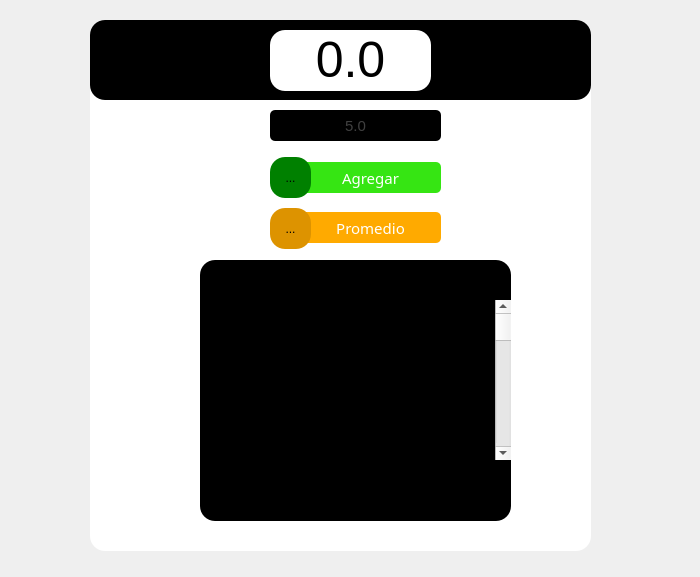
Above: notes_aplicacion/notes_2.ui from MiguelWow31/Notes before the change. Below: the same form after it.
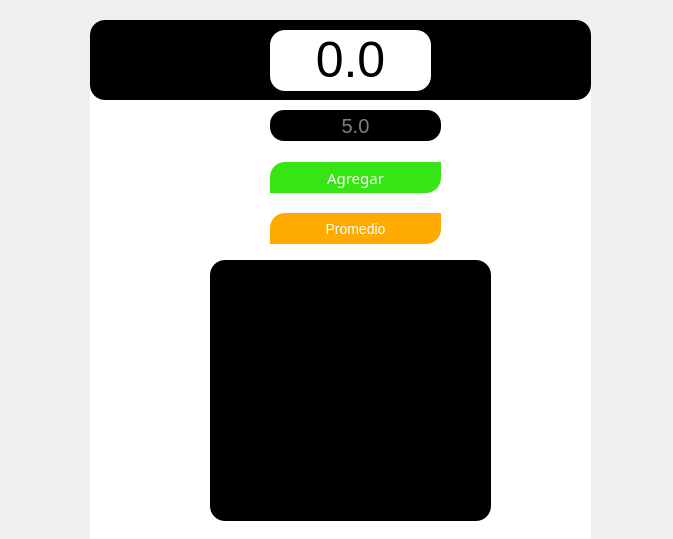
That is the form after the change. Icons and pictures are not drawn.

What changed in the file:
```diff
--- a/notes_aplicacion/notes_2.ui
+++ b/notes_aplicacion/notes_2.ui
@@ -6,22 +6,10 @@
    <rect>
     <x>0</x>
     <y>0</y>
-    <width>700</width>
-    <height>577</height>
+    <width>673</width>
+    <height>539</height>
    </rect>
   </property>
-  <property name="sizeIncrement">
-   <size>
-    <width>700</width>
-    <height>600</height>
-   </size>
-  </property>
-  <property name="baseSize">
-   <size>
-    <width>700</width>
-    <height>600</height>
-   </size>
-  </property>
   <property name="windowTitle">
    <string>Dialog</string>
   </property>
@@ -46,16 +34,23 @@
 
 }
 
-#entrada {
-border-radius: 5px;
-color: gray;
-font-size: 15px;
-background-color: black;
+#entrada{
+color: white;
+font-size: 20px;
+background: black;
+border-radius: 14px;
+}
+
+#entrada:focus {
+background: white;
+border: 2px solid black;
+color: black;
 }
 
 #anadir {
 background-color: #36E513;
-border-radius: 5px;
+border-bottom-right-radius: 15px;
+border-top-left-radius: 15px;
 color: white;
 font-size: 15px;
 font-family: Aharoni;
@@ -65,35 +60,76 @@
 background-color: #30C911;
 }
 
-#eliminar {
-background-color: rgb(255, 170, 0);
-border-radius: 5px;
-color: white;
-font-size: 15px;
-font-family: Aharoni;
-}
 
-#eliminar:hover{
-background-color: rgb(236, 157, 0);
-}
 
 #lista {
 background-color: black;
 }
 
-#icono_anadir {
-border-radius: 15px;
-background-color: green;
+
+
+#button_promedio {
+background: rgb(255, 170, 0);
+border-bottom-right-radius: 15px;
+border-top-left-radius: 15px;
+color: white;
+font-size: 14px;
 }
 
-#icono_eliminar {
-border-radius: 15px;
-background-color: red;
+
+#button_promedio:hover {
+background: rgb(214, 143, 0);
 }
 
-#promedio {
-background-color: rgb(221, 147, 0);
-border-radius: 15px;
+
+
+/* VERTICAL SCROLLBAR */
+ QScrollBar:vertical {
+	border: none;
+    background: black;
+    width: 14px;
+    margin: 15px 0 15px 0;
+	border-radius: 0px;
+ }
+
+/*  HANDLE BAR VERTICAL */
+QScrollBar::handle:vertical {	
+	background-color: grey;
+	min-height: 30px;
+	border-radius: 7px;
+}
+
+
+/* BTN TOP - SCROLLBAR */
+QScrollBar::sub-line:vertical {
+	border: none;
+	background-color: black;
+	height: 15px;
+	border-top-left-radius: 7px;
+	border-top-right-radius: 7px;
+	subcontrol-position: top;
+	subcontrol-origin: margin;
+}
+
+/* BTN BOTTOM - SCROLLBAR */
+QScrollBar::add-line:vertical {
+	border: none;
+	background-color: black;
+	height: 15px;
+	border-bottom-left-radius: 7px;
+	border-bottom-right-radius: 7px;
+	subcontrol-position: bottom;
+	subcontrol-origin: margin;
+
+}
+
+
+/* RESET ARROW */
+QScrollBar::up-arrow:vertical, QScrollBar::down-arrow:vertical {
+	background: none;
+}
+QScrollBar::add-page:vertical, QScrollBar::sub-page:vertical {
+	background: none;
 }
 </string>
   </property>
@@ -175,19 +211,37 @@
       <height>31</height>
      </rect>
     </property>
+    <property name="inputMask">
+     <string/>
+    </property>
+    <property name="text">
+     <string/>
+    </property>
+    <property name="maxLength">
+     <number>32767</number>
+    </property>
+    <property name="echoMode">
+     <enum>QLineEdit::Normal</enum>
+    </property>
     <property name="alignment">
      <set>Qt::AlignCenter</set>
     </property>
+    <property name="readOnly">
+     <bool>false</bool>
+    </property>
     <property name="placeholderText">
      <string>5.0</string>
     </property>
    </widget>
    <widget class="QPushButton" name="anadir">
+    <property name="enabled">
+     <bool>true</bool>
+    </property>
     <property name="geometry">
      <rect>
-      <x>210</x>
+      <x>180</x>
       <y>142</y>
-      <width>141</width>
+      <width>171</width>
       <height>31</height>
      </rect>
     </property>
@@ -201,21 +255,20 @@
      <string>Agregar</string>
     </property>
    </widget>
-   <widget class="QPushButton" name="eliminar">
+   <widget class="QPushButton" name="button_promedio">
     <property name="enabled">
      <bool>true</bool>
     </property>
     <property name="geometry">
      <rect>
-      <x>210</x>
-      <y>192</y>
-      <width>141</width>
+      <x>180</x>
+      <y>193</y>
+      <width>171</width>
       <height>31</height>
      </rect>
     </property>
     <property name="font">
      <font>
-      <family>Aharoni</family>
       <pointsize>-1</pointsize>
      </font>
     </property>
@@ -226,73 +279,45 @@
    <widget class="QListWidget" name="lista">
     <property name="geometry">
      <rect>
-      <x>110</x>
+      <x>120</x>
       <y>240</y>
-      <width>311</width>
+      <width>281</width>
       <height>261</height>
      </rect>
     </property>
-   </widget>
-   <widget class="QToolButton" name="icono_anadir">
-    <property name="geometry">
-     <rect>
-      <x>180</x>
-      <y>137</y>
-      <width>41</width>
-      <height>41</height>
-     </rect>
+    <property name="styleSheet">
+     <string notr="true">#lista {
+color: white;
+font-size:20px;
+}
+
+#lista::selected:hover {
+color: red;
+}</string>
     </property>
-    <property name="text">
-     <string>...</string>
+    <property name="selectionMode">
+     <enum>QAbstractItemView::NoSelection</enum>
     </property>
-    <property name="icon">
-     <iconset resource="recursos.qrc">
-      <normaloff>:/path/imagenes/nota.ico</normaloff>:/path/imagenes/nota.ico</iconset>
+    <property name="movement">
+     <enum>QListView::Static</enum>
     </property>
-    <property name="iconSize">
-     <size>
-      <width>40</width>
-      <height>35</height>
-     </size>
+    <property name="isWrapping" stdset="0">
+     <bool>false</bool>
     </property>
-   </widget>
-   <widget class="QToolButton" name="promedio">
-    <property name="geometry">
-     <rect>
-      <x>180</x>
-      <y>188</y>
-      <width>41</width>
-      <height>41</height>
-     </rect>
+    <property name="viewMode">
+     <enum>QListView::ListMode</enum>
     </property>
-    <property name="text">
-     <string>...</string>
+    <property name="batchSize">
+     <number>100</number>
     </property>
-    <property name="icon">
-     <iconset resource="recursos.qrc">
-      <normaloff>:/path/imagenes/promedio.ico</normaloff>:/path/imagenes/promedio.ico</iconset>
+    <property name="selectionRectVisible">
+     <bool>false</bool>
     </property>
-    <property name="iconSize">
-     <size>
-      <width>30</width>
-      <height>35</height>
-     </size>
+    <property name="currentRow">
+     <number>-1</number>
     </property>
-   </widget>
-   <widget class="QScrollBar" name="verticalScrollBar">
-    <property name="geometry">
-     <rect>
-      <x>405</x>
-      <y>280</y>
-      <width>16</width>
-      <height>160</height>
-     </rect>
-    </property>
-    <property name="orientation">
-     <enum>Qt::Vertical</enum>
-    </property>
-    <property name="invertedAppearance">
-     <bool>false</bool>
+    <property name="sortingEnabled">
+     <bool>true</bool>
     </property>
    </widget>
   </widget>
```
